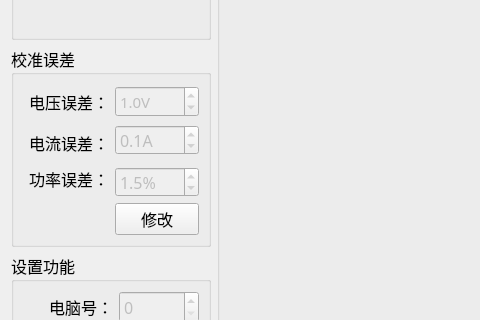
Above: setups/setup_mainwid.ui from ChinaClever/BusbarTest before the change; both pictures show x 0 to 480 and y 214 to 534 of the 1024 by 750 pixel window. Below: the same form after it.
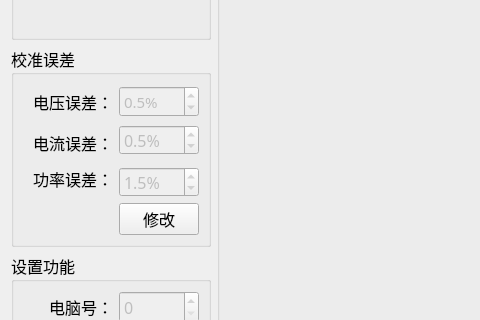
That is the form after the change.

Diff of the .ui file:
```diff
--- a/setups/setup_mainwid.ui
+++ b/setups/setup_mainwid.ui
@@ -156,16 +156,19 @@
          <enum>QAbstractSpinBox::CorrectToPreviousValue</enum>
         </property>
         <property name="suffix">
-         <string>V</string>
+         <string>%</string>
         </property>
         <property name="decimals">
          <number>1</number>
         </property>
         <property name="maximum">
-         <double>50000000.000000000000000</double>
+         <double>1.500000000000000</double>
+        </property>
+        <property name="singleStep">
+         <double>0.100000000000000</double>
         </property>
         <property name="value">
-         <double>1.000000000000000</double>
+         <double>0.500000000000000</double>
         </property>
        </widget>
       </item>
@@ -200,19 +203,19 @@
          <string/>
         </property>
         <property name="suffix">
-         <string>A</string>
+         <string>%</string>
         </property>
         <property name="decimals">
          <number>1</number>
         </property>
         <property name="maximum">
-         <double>0.200000000000000</double>
+         <double>1.500000000000000</double>
         </property>
         <property name="singleStep">
          <double>0.100000000000000</double>
         </property>
         <property name="value">
-         <double>0.100000000000000</double>
+         <double>0.500000000000000</double>
         </property>
        </widget>
       </item>
```
